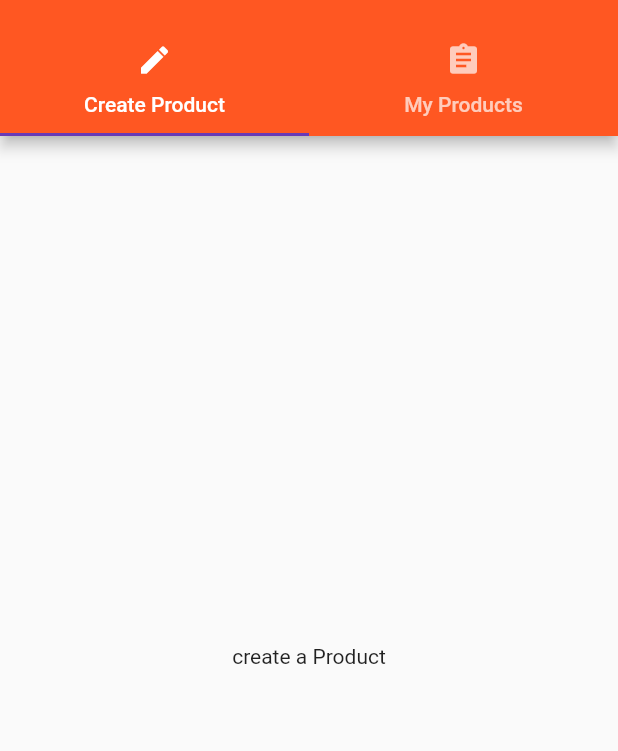
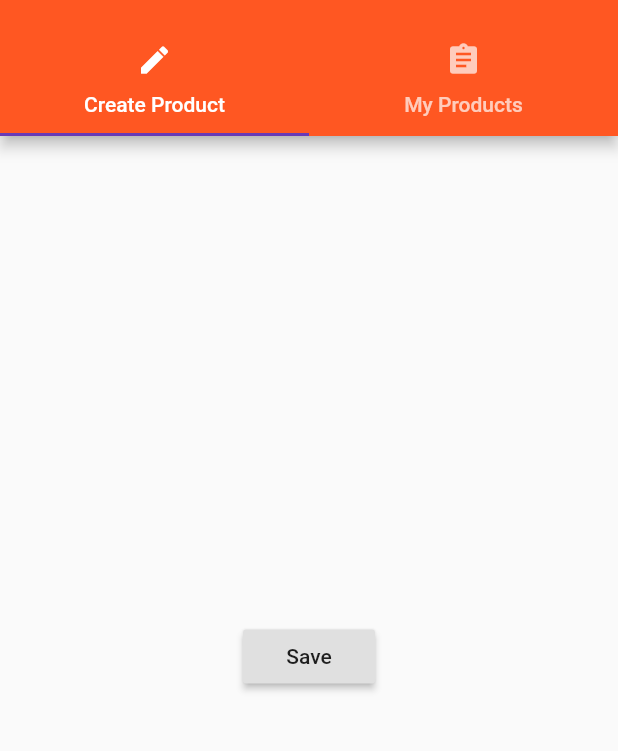
Before and after one commit to bad-logic/flutter_first_app, a Flutter app: the ProductsAdminPage screen opened by its route, on a phone screen of 412 x 824 dp, the part 59-810 px from its top. Run offline on Flutter 3.47's test engine with Material 2 defaults, Android fonts, the phone set to English and light mode, and no system bars.

Commit message:
added modal in create product page

```diff
--- a/lib/pages/product_create.dart
+++ b/lib/pages/product_create.dart
@@ -1,10 +1,17 @@
 import 'package:flutter/material.dart';
 
 class ProductCreatePage extends StatelessWidget {
-
   @override
   Widget build(BuildContext context) {
-    return Center(child: Text('create a Product'));
+    return Center(
+      child: RaisedButton(
+        child: Text('Save'),
+        onPressed: (){
+          showModalBottomSheet(context: context, builder: (BuildContext context){
+              return Center(child: Text('This is a modal'),);
+          });
+          })
+    );
   }
 
 }
```
